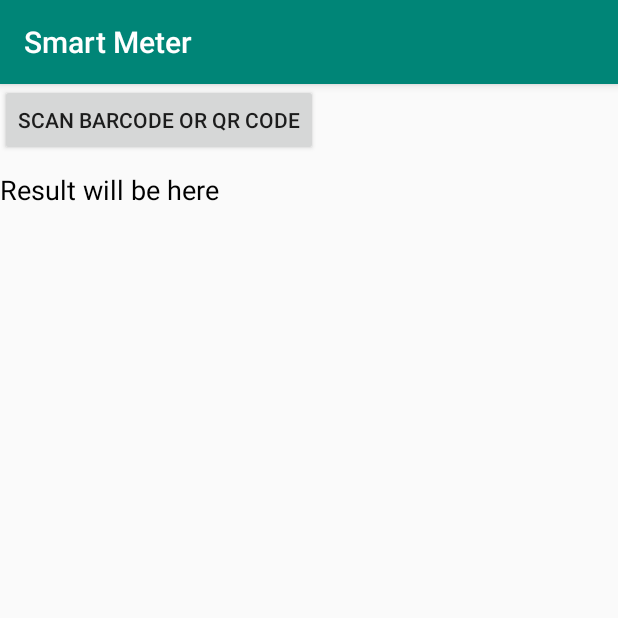
After one commit to AmilaWeerasinghe/Smart_Meter, an Android app: the MyQR screen opened directly, with no data from a screen before it, on a phone screen of 412 x 824 dp, the top half of it. The commit adds this screen. Run offline under Robolectric (Android 15) with nearby library versions, the phone set to English and light mode, and no system bars.

Commit message:
QR Code scanning implemented successfully

```diff
--- a/app/build.gradle
+++ b/app/build.gradle
@@ -33,4 +33,5 @@ dependencies {
     implementation 'com.jjoe64:graphview:4.2.2'
     implementation 'com.android.support:design:28.0.0'
     implementation 'com.google.android.gms:play-services-maps:16.1.0'
+    implementation 'me.dm7.barcodescanner:zxing:1.9'
 }
--- /dev/null
+++ b/app/src/main/java/com/mystiko/smartmeter/MyQR.java
@@ -0,0 +1,33 @@
+package com.mystiko.smartmeter;
+
+import android.content.Intent;
+import android.support.v7.app.AppCompatActivity;
+import android.os.Bundle;
+import android.view.View;
+import android.widget.Button;
+import android.widget.TextView;
+
+public class MyQR extends AppCompatActivity {
+
+    public static TextView tvresult;
+    private  Button btn;
+
+    @Override
+    protected void onCreate(Bundle savedInstanceState) {
+        super.onCreate(savedInstanceState);
+        setContentView(R.layout.activity_my_qr);
+
+        tvresult = (TextView) findViewById(R.id.tvresult);
+
+        btn = (Button) findViewById(R.id.btn);
+
+        btn.setOnClickListener(new View.OnClickListener() {
+            @Override
+            public void onClick(View v) {
+                Intent intent = new Intent(MyQR.this, ScanActivity.class);
+                startActivity(intent);
+            }
+        });
+
+    }
+}
--- a/app/src/main/res/layout/activity_main.xml
+++ b/app/src/main/res/layout/activity_main.xml
@@ -91,7 +91,7 @@
     <Button
         android:layout_width="match_parent"
         android:layout_height="wrap_content"
-        android:text="Sign Up"
+        android:text="Use QR Code"
         android:shadowColor="@android:color/transparent"
         android:padding="15dp"
         android:layout_marginRight="10dp"
@@ -99,7 +99,9 @@
         android:layout_marginBottom="10dp"
         android:layout_marginTop="0dp"
         android:background="@drawable/shapesignup"
-        android:textColor="@color/global_color_green_primary_dark"/>
+        android:textColor="@color/global_color_green_primary_dark"
+        android:id="@+id/QRButton"
+        android:onClick="GotoQR"/>
     <ProgressBar
         android:layout_width="wrap_content"
         android:layout_height="wrap_content"
--- /dev/null
+++ b/app/src/main/res/layout/activity_my_qr.xml
@@ -0,0 +1,22 @@
+<?xml version="1.0" encoding="utf-8"?>
+<LinearLayout xmlns:android="http://schemas.android.com/apk/res/android"
+xmlns:tools="http://schemas.android.com/tools"
+android:layout_width="match_parent"
+android:layout_height="match_parent"
+android:orientation="vertical"
+tools:context=".MyQR">
+
+<Button
+    android:layout_width="wrap_content"
+    android:layout_height="wrap_content"
+    android:id="@+id/btn"
+    android:text="Scan Barcode or QR code" />
+<TextView
+    android:layout_width="match_parent"
+    android:layout_height="wrap_content"
+    android:id="@+id/tvresult"
+    android:textColor="#000"
+    android:layout_marginTop="10dp"
+    android:textAppearance="?android:attr/textAppearanceMedium"
+    android:text="Result will be here"/>
+</LinearLayout>
```
Also changed, not shown: app/src/main/AndroidManifest.xml (+4 -3 lines), app/src/main/java/com/mystiko/smartmeter/MainActivity.java (+8 -1 lines), app/src/main/java/com/mystiko/smartmeter/ScanActivity.java (added, +46 -0 lines), app/src/main/res/layout/activity_scan.xml (added, +9 -0 lines), app/src/main/java/com/mystiko/smartmeter/navigation.java (line endings or trailing spaces).
